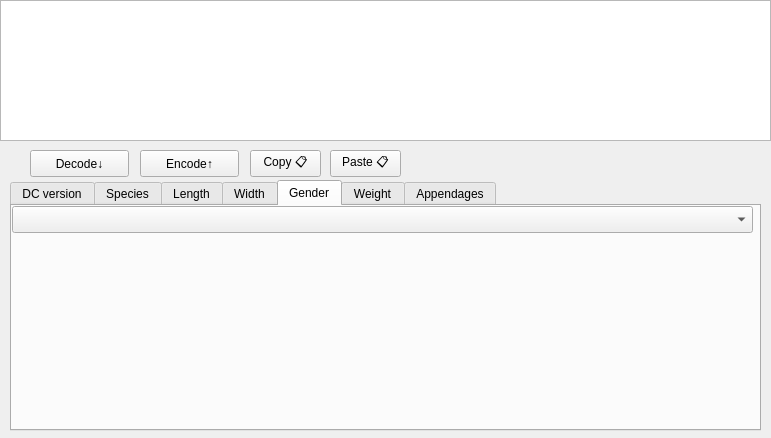
This is mainWindow.ui in TheOpenSourceNinja/PyDC as Qt 5 draws it before an edit. The edited form follows.
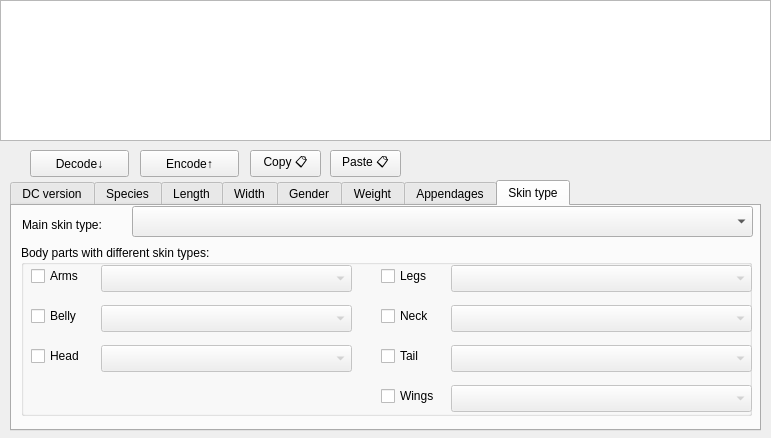
This is the edited form. The open tabs and pages were chosen to show the change.

Commit message: About to edit mainWindow.ui manually to rearrange the tabs

The edit to the form file:
```diff
--- a/mainWindow.ui
+++ b/mainWindow.ui
@@ -125,7 +125,10 @@
      </rect>
     </property>
     <property name="currentIndex">
-     <number>6</number>
+     <number>4</number>
+    </property>
+    <property name="movable">
+     <bool>true</bool>
     </property>
     <widget class="QWidget" name="tabVersion">
      <attribute name="title">
@@ -789,6 +792,229 @@
       </property>
      </widget>
     </widget>
+    <widget class="QWidget" name="tabSkinType">
+     <attribute name="title">
+      <string>Skin type</string>
+     </attribute>
+     <widget class="QLabel" name="label_2">
+      <property name="geometry">
+       <rect>
+        <x>10</x>
+        <y>10</y>
+        <width>111</width>
+        <height>17</height>
+       </rect>
+      </property>
+      <property name="text">
+       <string>Main skin type:</string>
+      </property>
+     </widget>
+     <widget class="QComboBox" name="skin">
+      <property name="geometry">
+       <rect>
+        <x>120</x>
+        <y>0</y>
+        <width>621</width>
+        <height>31</height>
+       </rect>
+      </property>
+     </widget>
+     <widget class="QGroupBox" name="groupBox">
+      <property name="geometry">
+       <rect>
+        <x>9</x>
+        <y>39</y>
+        <width>731</width>
+        <height>171</height>
+       </rect>
+      </property>
+      <property name="title">
+       <string>Body parts with different skin types:</string>
+      </property>
+      <widget class="QCheckBox" name="armsHaveDifferentSkin">
+       <property name="geometry">
+        <rect>
+         <x>10</x>
+         <y>20</y>
+         <width>61</width>
+         <height>22</height>
+        </rect>
+       </property>
+       <property name="text">
+        <string>Arms</string>
+       </property>
+      </widget>
+      <widget class="QCheckBox" name="bellyHasDifferentSkin">
+       <property name="geometry">
+        <rect>
+         <x>10</x>
+         <y>60</y>
+         <width>61</width>
+         <height>22</height>
+        </rect>
+       </property>
+       <property name="text">
+        <string>Belly</string>
+       </property>
+      </widget>
+      <widget class="QCheckBox" name="headHasDifferentSkin">
+       <property name="geometry">
+        <rect>
+         <x>10</x>
+         <y>100</y>
+         <width>61</width>
+         <height>22</height>
+        </rect>
+       </property>
+       <property name="text">
+        <string>Head</string>
+       </property>
+      </widget>
+      <widget class="QCheckBox" name="legsHaveDifferentSkin">
+       <property name="geometry">
+        <rect>
+         <x>360</x>
+         <y>20</y>
+         <width>61</width>
+         <height>22</height>
+        </rect>
+       </property>
+       <property name="text">
+        <string>Legs</string>
+       </property>
+      </widget>
+      <widget class="QCheckBox" name="neckHasDifferentSkin">
+       <property name="geometry">
+        <rect>
+         <x>360</x>
+         <y>60</y>
+         <width>61</width>
+         <height>22</height>
+        </rect>
+       </property>
+       <property name="text">
+        <string>Neck</string>
+       </property>
+      </widget>
+      <widget class="QCheckBox" name="tailHasDifferentSkin">
+       <property name="geometry">
+        <rect>
+         <x>360</x>
+         <y>100</y>
+         <width>51</width>
+         <height>22</height>
+        </rect>
+       </property>
+       <property name="text">
+        <string>Tail</string>
+       </property>
+      </widget>
+      <widget class="QCheckBox" name="wingsHaveDifferentSkin">
+       <property name="geometry">
+        <rect>
+         <x>360</x>
+         <y>140</y>
+         <width>71</width>
+         <height>22</height>
+        </rect>
+       </property>
+       <property name="text">
+        <string>Wings</string>
+       </property>
+      </widget>
+      <widget class="QComboBox" name="armSkin">
+       <property name="enabled">
+        <bool>false</bool>
+       </property>
+       <property name="geometry">
+        <rect>
+         <x>80</x>
+         <y>20</y>
+         <width>251</width>
+         <height>27</height>
+        </rect>
+       </property>
+      </widget>
+      <widget class="QComboBox" name="bellySkin">
+       <property name="enabled">
+        <bool>false</bool>
+       </property>
+       <property name="geometry">
+        <rect>
+         <x>80</x>
+         <y>60</y>
+         <width>251</width>
+         <height>27</height>
+        </rect>
+       </property>
+      </widget>
+      <widget class="QComboBox" name="headSkin">
+       <property name="enabled">
+        <bool>false</bool>
+       </property>
+       <property name="geometry">
+        <rect>
+         <x>80</x>
+         <y>100</y>
+         <width>251</width>
+         <height>27</height>
+        </rect>
+       </property>
+      </widget>
+      <widget class="QComboBox" name="legSkin">
+       <property name="enabled">
+        <bool>false</bool>
+       </property>
+       <property name="geometry">
+        <rect>
+         <x>430</x>
+         <y>20</y>
+         <width>301</width>
+         <height>27</height>
+        </rect>
+       </property>
+      </widget>
+      <widget class="QComboBox" name="neckSkin">
+       <property name="enabled">
+        <bool>false</bool>
+       </property>
+       <property name="geometry">
+        <rect>
+         <x>430</x>
+         <y>60</y>
+         <width>301</width>
+         <height>27</height>
+        </rect>
+       </property>
+      </widget>
+      <widget class="QComboBox" name="tailSkin">
+       <property name="enabled">
+        <bool>false</bool>
+       </property>
+       <property name="geometry">
+        <rect>
+         <x>430</x>
+         <y>100</y>
+         <width>301</width>
+         <height>27</height>
+        </rect>
+       </property>
+      </widget>
+      <widget class="QComboBox" name="wingSkin">
+       <property name="enabled">
+        <bool>false</bool>
+       </property>
+       <property name="geometry">
+        <rect>
+         <x>430</x>
+         <y>140</y>
+         <width>301</width>
+         <height>27</height>
+        </rect>
+       </property>
+      </widget>
+     </widget>
+    </widget>
    </widget>
   </widget>
   <action name="actionTest_Menu_Item_One">
```
Left out of the diff: 5 changed lines with no effect on the pictures.
